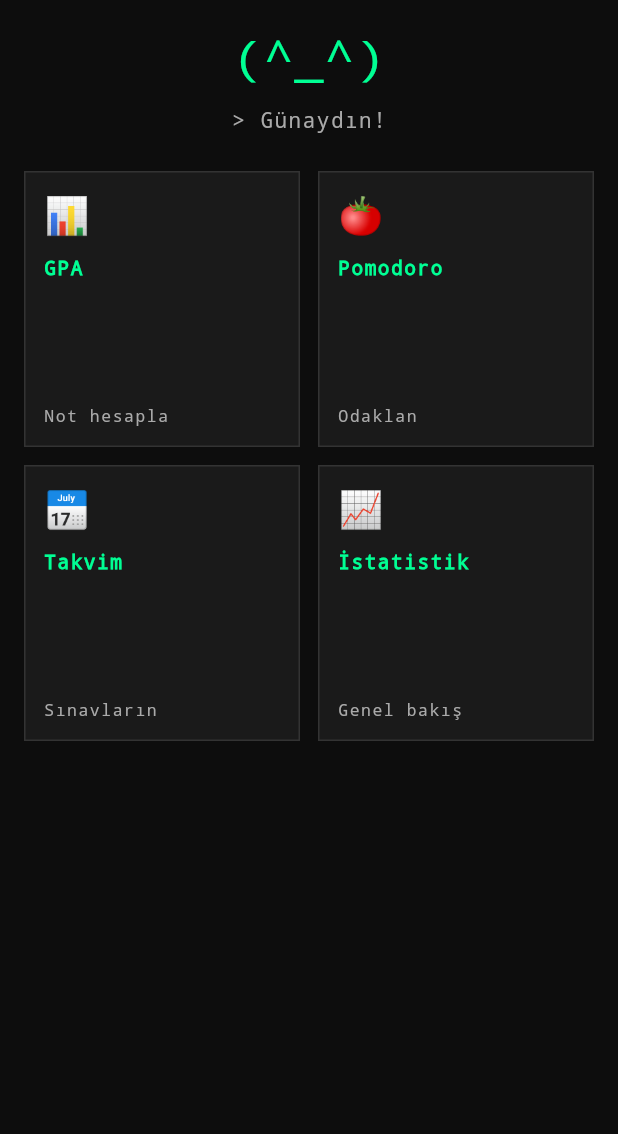
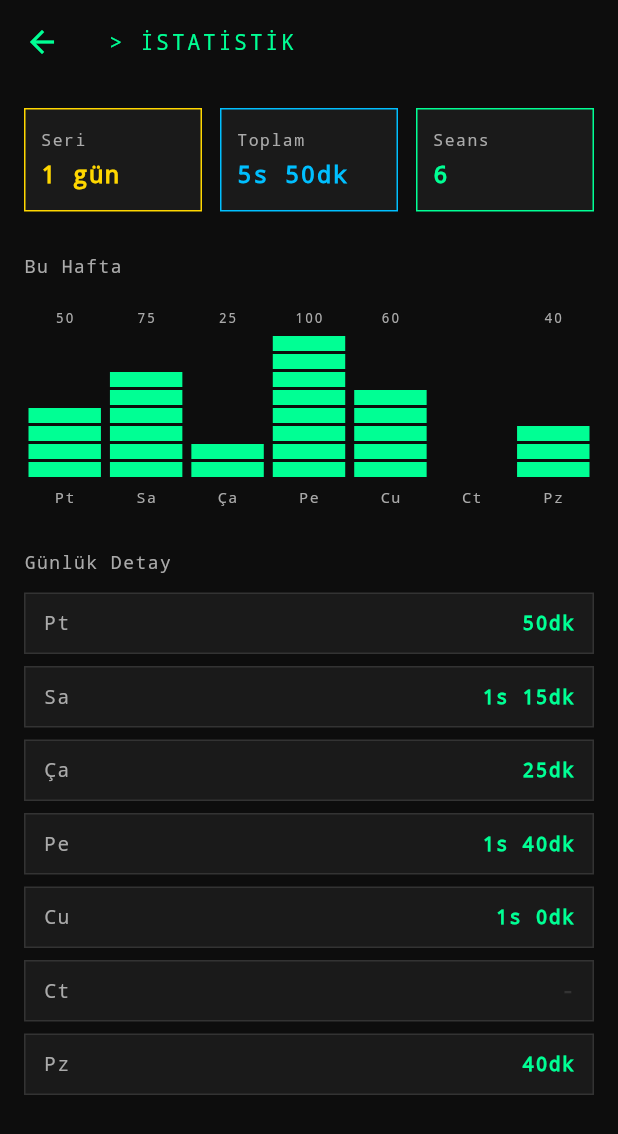
Before and after one commit to haktangur/UniApp, a Flutter app: the screen it shows after launch, after a tap on "İstatistik", on a phone screen of 412 x 824 dp. Shown: the top 1134 px of the screen. Run offline on Flutter 3.47's test engine with Material 3 defaults, Android fonts, the phone set to English and light mode, and no system bars.

Commit message:
feat:basic streak operations added

```diff
--- a/lib/screens/calendar_screen.dart
+++ b/lib/screens/calendar_screen.dart
@@ -375,7 +375,7 @@ class _CalendarScreenState extends State<CalendarScreen> {
     if (_view == CalendarView.day) {
       title = '${_months[_viewMonth.month - 1]} ${_viewMonth.year}';
     } else if (_view == CalendarView.month) {
-      title = '${_viewYear}';
+      title = '$_viewYear';
     } else {
       title = 'Yıl Seç';
     }
--- a/lib/screens/dashboard_screen.dart
+++ b/lib/screens/dashboard_screen.dart
@@ -4,6 +4,7 @@ import '../widgets/mascot_widget.dart';
 import 'pomodoro_screen.dart';
 import 'gpa_screen.dart';
 import 'calendar_screen.dart';
+import 'stats_screen.dart';
 
 class DashboardScreen extends StatelessWidget {
   const DashboardScreen({super.key});
@@ -56,6 +57,13 @@ class DashboardScreen extends StatelessWidget {
                                 builder: (_) => const CalendarScreen(),
                               ),
                             )
+                          : card['title'] == 'İstatistik'
+                          ? () => Navigator.push(
+                              context,
+                              MaterialPageRoute(
+                                builder: (_) => const StatsScreen(),
+                              ),
+                            )
                           : () {},
                     );
                   }).toList(),
--- /dev/null
+++ b/lib/screens/stats_screen.dart
@@ -0,0 +1,261 @@
+import 'package:flutter/material.dart';
+import '../state/stats_state.dart';
+import '../theme/pixel_theme.dart';
+
+class StatsScreen extends StatelessWidget {
+  const StatsScreen({super.key});
+
+  @override
+  Widget build(BuildContext context) {
+    final state = StatsState();
+
+    return Scaffold(
+      appBar: AppBar(
+        backgroundColor: PixelTheme.background,
+        elevation: 0,
+        leading: IconButton(
+          icon: const Icon(Icons.arrow_back, color: PixelTheme.primary),
+          onPressed: () => Navigator.pop(context),
+        ),
+        title: const Text(
+          '> İSTATİSTİK',
+          style: TextStyle(
+            color: PixelTheme.primary,
+            letterSpacing: 2,
+            fontSize: 14,
+          ),
+        ),
+      ),
+      body: Padding(
+        padding: const EdgeInsets.all(16),
+        child: Column(
+          crossAxisAlignment: CrossAxisAlignment.start,
+          children: [
+            // Özet kartlar
+            Row(
+              children: [
+                _StatCard(
+                  label: 'Seri',
+                  value: '${state.streak} gün',
+                  color: PixelTheme.accent,
+                ),
+                const SizedBox(width: 12),
+                _StatCard(
+                  label: 'Toplam',
+                  value: state.totalFormatted,
+                  color: PixelTheme.secondary,
+                ),
+                const SizedBox(width: 12),
+                _StatCard(
+                  label: 'Seans',
+                  value:
+                      '${state.weeklyData.where((d) => d.minutes > 0).length}',
+                  color: PixelTheme.primary,
+                ),
+              ],
+            ),
+            const SizedBox(height: 28),
+            const Text(
+              'Bu Hafta',
+              style: TextStyle(
+                color: PixelTheme.textSecondary,
+                fontSize: 12,
+                letterSpacing: 1,
+              ),
+            ),
+            const SizedBox(height: 12),
+            // Bar chart
+            _PixelBarChart(
+              data: state.weeklyData,
+              maxMinutes: state.maxMinutes,
+            ),
+            const SizedBox(height: 28),
+            // Günlük detay listesi
+            const Text(
+              'Günlük Detay',
+              style: TextStyle(
+                color: PixelTheme.textSecondary,
+                fontSize: 12,
+                letterSpacing: 1,
+              ),
+            ),
+            const SizedBox(height: 12),
+            Expanded(
+              child: ListView.builder(
+                itemCount: state.weeklyData.length,
+                itemBuilder: (context, i) {
+                  final d = state.weeklyData[i];
+                  return Container(
+                    margin: const EdgeInsets.only(bottom: 8),
+                    padding: const EdgeInsets.symmetric(
+                      horizontal: 12,
+                      vertical: 10,
+                    ),
+                    decoration: BoxDecoration(
+                      color: PixelTheme.cardBackground,
+                      border: Border.all(color: PixelTheme.border),
+                    ),
+                    child: Row(
+                      mainAxisAlignment: MainAxisAlignment.spaceBetween,
+                      children: [
+                        Text(
+                          d.label,
+                          style: const TextStyle(
+                            color: PixelTheme.textSecondary,
+                            fontSize: 13,
+                          ),
+                        ),
+                        Text(
+                          d.minutes == 0
+                              ? '-'
+                              : '${d.minutes ~/ 60 > 0 ? "${d.minutes ~/ 60}s " : ""}${d.minutes % 60}dk',
+                          style: TextStyle(
+                            color: d.minutes > 0
+                                ? PixelTheme.primary
+                                : PixelTheme.border,
+                            fontSize: 13,
+                            fontWeight: FontWeight.bold,
+                          ),
+                        ),
+                      ],
+                    ),
+                  );
+                },
+              ),
+            ),
+          ],
+        ),
+      ),
+    );
+  }
+}
+
+class _StatCard extends StatelessWidget {
+  final String label;
+  final String value;
+  final Color color;
+
+  const _StatCard({
+    required this.label,
+    required this.value,
+    required this.color,
+  });
+
+  @override
+  Widget build(BuildContext context) {
+    return Expanded(
+      child: Container(
+        padding: const EdgeInsets.symmetric(vertical: 12, horizontal: 10),
+        decoration: BoxDecoration(
+          color: PixelTheme.cardBackground,
+          border: Border.all(color: color),
+        ),
+        child: Column(
+          crossAxisAlignment: CrossAxisAlignment.start,
+          children: [
+            Text(
+              label,
+              style: const TextStyle(
+                color: PixelTheme.textSecondary,
+                fontSize: 11,
+              ),
+            ),
+            const SizedBox(height: 4),
+            Text(
+              value,
+              style: TextStyle(
+                color: color,
+                fontSize: 16,
+                fontWeight: FontWeight.bold,
+                letterSpacing: 1,
+              ),
+            ),
+          ],
+        ),
+      ),
+    );
+  }
+}
+
+class _PixelBarChart extends StatelessWidget {
+  final List<DayStats> data;
+  final int maxMinutes;
+
+  const _PixelBarChart({required this.data, required this.maxMinutes});
+
+  @override
+  Widget build(BuildContext context) {
+    return SizedBox(
+      height: 140,
+      child: Row(
+        crossAxisAlignment: CrossAxisAlignment.end,
+        children: data.map((d) {
+          final ratio = maxMinutes == 0 ? 0.0 : d.minutes / maxMinutes;
+          return Expanded(
+            child: Padding(
+              padding: const EdgeInsets.symmetric(horizontal: 3),
+              child: Column(
+                mainAxisAlignment: MainAxisAlignment.end,
+                mainAxisSize: MainAxisSize.min,
+                children: [
+                  if (d.minutes > 0)
+                    Text(
+                      '${d.minutes}',
+                      style: const TextStyle(
+                        color: PixelTheme.textSecondary,
+                        fontSize: 9,
+                      ),
+                    ),
+                  const SizedBox(height: 2),
+                  _PixelBar(ratio: ratio),
+                  const SizedBox(height: 4),
+                  Text(
+                    d.label,
+                    style: const TextStyle(
+                      color: PixelTheme.textSecondary,
+                      fontSize: 10,
+                    ),
+                  ),
+                ],
+              ),
+            ),
+          );
+        }).toList(),
+      ),
+    );
+  }
+}
+
+class _PixelBar extends StatelessWidget {
+  final double ratio;
+
+  const _PixelBar({required this.ratio});
+
+  @override
+  Widget build(BuildContext context) {
+    const double blockHeight = 10;
+    const double blockSpacing = 2;
+    const double maxBarHeight = 100;
+
+    final barHeight = (ratio * maxBarHeight).clamp(0.0, maxBarHeight);
+
+    return SizedBox(
+      height: maxBarHeight,
+      child: Align(
+        alignment: Alignment.bottomCenter,
+        child: Column(
+          mainAxisAlignment: MainAxisAlignment.end,
+          mainAxisSize: MainAxisSize.min,
+          children: List.generate(
+            (barHeight / (blockHeight + blockSpacing)).round(),
+            (_) => Container(
+              height: blockHeight,
+              margin: const EdgeInsets.only(bottom: blockSpacing),
+              color: PixelTheme.primary,
+            ),
+          ),
+        ),
+      ),
+    );
+  }
+}
--- /dev/null
+++ b/lib/state/stats_state.dart
@@ -0,0 +1,43 @@
+import 'package:flutter/material.dart';
+
+class DayStats {
+  final String label;
+  final int minutes;
+
+  const DayStats({required this.label, required this.minutes});
+}
+
+class StatsState extends ChangeNotifier {
+  // Pomodoro bağlandığında bu liste oradan güncellenecek
+  final List<DayStats> weeklyData = [
+    const DayStats(label: 'Pt', minutes: 50),
+    const DayStats(label: 'Sa', minutes: 75),
+    const DayStats(label: 'Ça', minutes: 25),
+    const DayStats(label: 'Pe', minutes: 100),
+    const DayStats(label: 'Cu', minutes: 60),
+    const DayStats(label: 'Ct', minutes: 0),
+    const DayStats(label: 'Pz', minutes: 40),
+  ];
+
+  int get streak {
+    int count = 0;
+    for (final d in weeklyData.reversed) {
+      if (d.minutes > 0)
+        count++;
+      else
+        break;
+    }
+    return count;
+  }
+
+  int get totalMinutes => weeklyData.fold(0, (sum, d) => sum + d.minutes);
+
+  String get totalFormatted {
+    final h = totalMinutes ~/ 60;
+    final m = totalMinutes % 60;
+    return h > 0 ? '${h}s ${m}dk' : '${m}dk';
+  }
+
+  int get maxMinutes =>
+      weeklyData.map((d) => d.minutes).reduce((a, b) => a > b ? a : b);
+}
```
